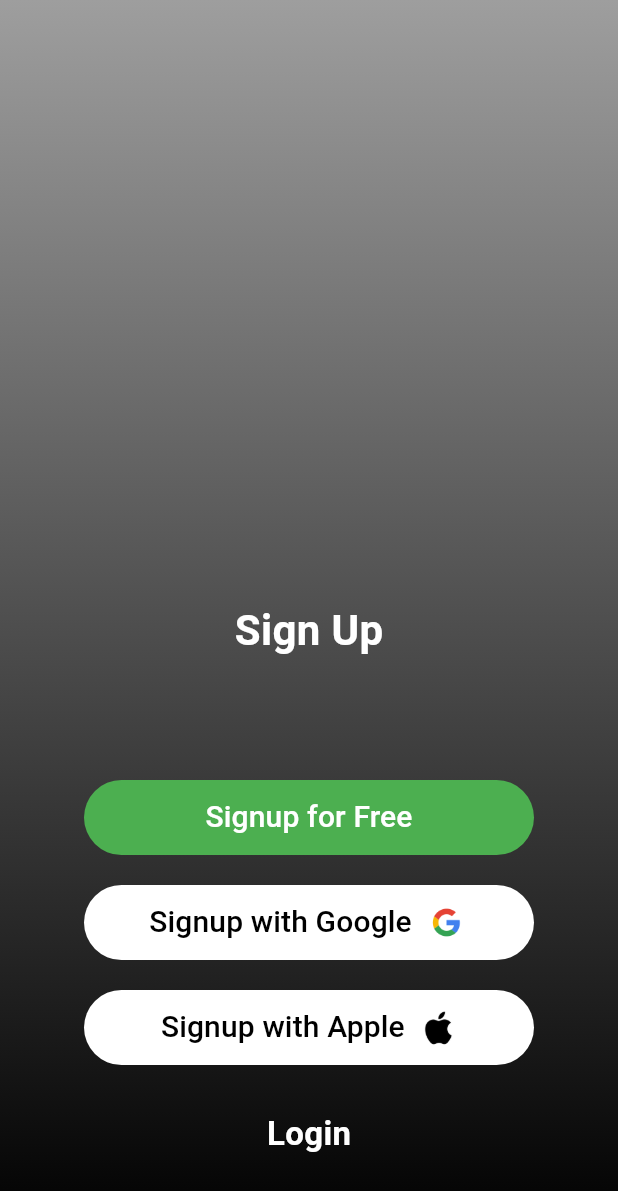
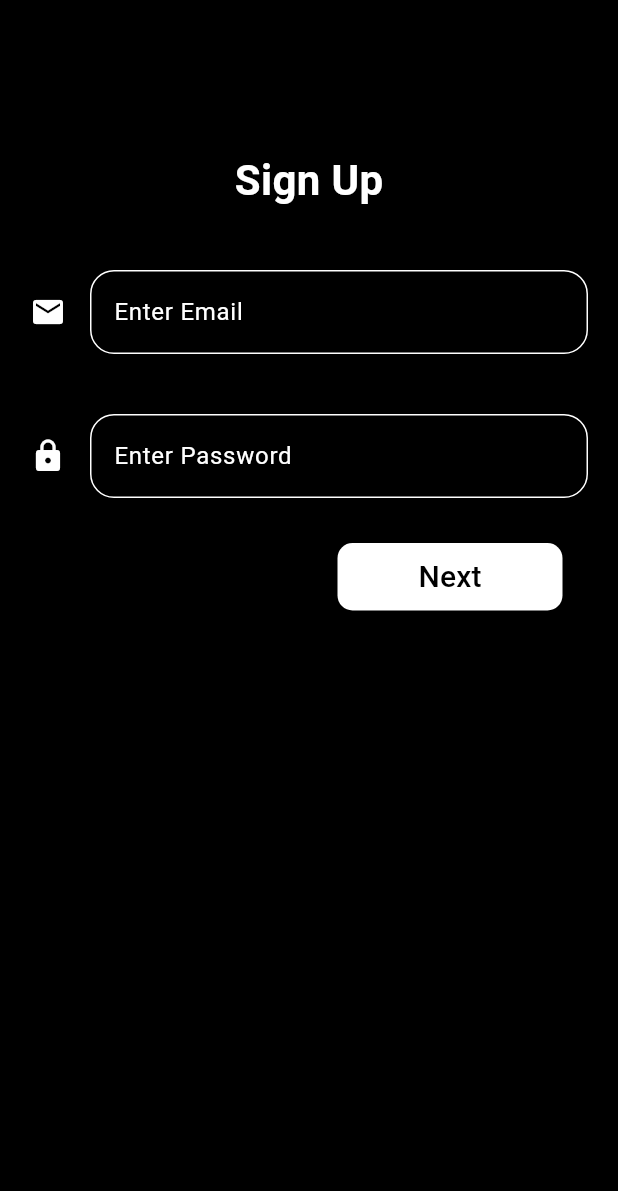
Before and after one commit to SalimRaza01/FlutterApp, a Flutter app: the screen it shows after launch, after a tap on "Signup for Free", on a phone screen of 412 x 824 dp. Shown: the top 1191 px of the screen. Run offline on Flutter 3.47's test engine with Material 3 defaults, Android fonts, the phone set to English and light mode, and no system bars.

Commit message:
new setup

```diff
--- /dev/null
+++ b/lib/AuthScreens/EmailSignup.dart
@@ -0,0 +1,144 @@
+// ignore_for_file: prefer_const_literals_to_create_immutables, prefer_const_constructors
+
+import 'package:flutter/material.dart';
+
+class EmailSignUp extends StatelessWidget {
+  const EmailSignUp({super.key});
+
+  @override
+  Widget build(BuildContext context) {
+    return Container(
+      decoration: const BoxDecoration(
+          gradient: LinearGradient(
+              begin: Alignment.topCenter,
+              end: Alignment.bottomCenter,
+              colors: [Colors.black, Colors.black])),
+      child: Scaffold(
+          backgroundColor: Colors.transparent,
+          body: Stack(alignment: Alignment.center, children: [
+            Container(
+                alignment: Alignment.center,
+                child: Column(
+                    mainAxisAlignment: MainAxisAlignment.start,
+                    // crossAxisAlignment: CrossAxisAlignment.center,
+                    children: [
+                      SizedBox(
+                        height: 100,
+                      ),
+                      Text(
+                        "Sign Up",
+                        style: TextStyle(
+                          fontWeight: FontWeight.bold,
+                          fontSize: 28,
+                          color: Colors.white,
+                        ),
+                      ),
+                      SizedBox(
+                        height: 40,
+                      ),
+                      Padding(
+                        padding: const EdgeInsets.only(right: 20, left: 20),
+                        child: TextFormField(
+                          // controller: TextEditingController(text: user.email),
+                          style: TextStyle(color: Colors.white),
+                          // onChanged: (value) {
+                          //   user.email = value;
+                          // },
+                          decoration: InputDecoration(
+                            icon: Icon(
+                              Icons.email,
+                              color: Colors.white,
+                            ),
+                            hintText: 'Enter Email',
+                            hintStyle: TextStyle(color: Colors.white),
+                            enabledBorder: OutlineInputBorder(
+                              borderRadius: BorderRadius.circular(16),
+                              borderSide: BorderSide(color: Colors.white),
+                            ),
+                            focusedBorder: OutlineInputBorder(
+                              borderRadius: BorderRadius.circular(16),
+                              borderSide: BorderSide(color: Colors.white),
+                            ),
+                            errorBorder: OutlineInputBorder(
+                              borderRadius: BorderRadius.circular(16),
+                              borderSide: BorderSide(color: Colors.red),
+                            ),
+                            focusedErrorBorder: OutlineInputBorder(
+                              borderRadius: BorderRadius.circular(16),
+                              borderSide: BorderSide(color: Colors.red),
+                            ),
+                          ),
+                        ),
+                      ),
+                      SizedBox(
+                        height: 40,
+                      ),
+                      Padding(
+                        padding: const EdgeInsets.only(right: 20, left: 20),
+                        child: TextFormField(
+                          // controller: TextEditingController(text: user.email),
+                          style: TextStyle(color: Colors.white),
+                          // onChanged: (value) {
+                          //   user.email = value;
+                          // },
+                          decoration: InputDecoration(
+                            icon: Icon(
+                              Icons.lock,
+                              color: Colors.white,
+                            ),
+                            hintText: 'Enter Password',
+                            hintStyle: TextStyle(color: Colors.white),
+                            enabledBorder: OutlineInputBorder(
+                              borderRadius: BorderRadius.circular(16),
+                              borderSide: BorderSide(color: Colors.white),
+                            ),
+                            focusedBorder: OutlineInputBorder(
+                              borderRadius: BorderRadius.circular(16),
+                              borderSide: BorderSide(color: Colors.white),
+                            ),
+                            errorBorder: OutlineInputBorder(
+                              borderRadius: BorderRadius.circular(16),
+                              borderSide: BorderSide(color: Colors.red),
+                            ),
+                            focusedErrorBorder: OutlineInputBorder(
+                              borderRadius: BorderRadius.circular(16),
+                              borderSide: BorderSide(color: Colors.red),
+                            ),
+                          ),
+                        ),
+                      ),
+                      SizedBox(
+                        height: 10,
+                      ),
+                      Padding(
+                        padding: EdgeInsets.fromLTRB(210, 20, 22, 0),
+                        child: Container(
+                          height: 45,
+                          width: 150,
+                          child: TextButton(
+                            style: TextButton.styleFrom(
+                              backgroundColor: Colors.white,
+                              shape: RoundedRectangleBorder(
+                                borderRadius: BorderRadius.circular(10),
+                              ),
+                            ),
+                            onPressed: () {
+                              // Navigator.push(
+                              //   context,
+                              //   MaterialPageRoute(
+                              //       builder: (context) => ),
+                              // );
+                            },
+                            child: Text(
+                              "Next",
+                              style:
+                                  TextStyle(color: Colors.black, fontSize: 20),
+                            ),
+                          ),
+                        ),
+                      ),
+                    ]))
+          ])),
+    );
+  }
+}
--- a/lib/Screens/newLogin.dart
+++ b/lib/AuthScreens/newLogin.dart
@@ -1,6 +1,7 @@
 // ignore_for_file: file_names, prefer_const_constructors, sized_box_for_whitespace
 
 import 'package:flutter/material.dart';
+import 'EmailSignup.dart';
 
 class NewLogin extends StatelessWidget {
   const NewLogin({super.key});
@@ -23,7 +24,7 @@ class NewLogin extends StatelessWidget {
                     // crossAxisAlignment: CrossAxisAlignment.center,
                     children: [
                       SizedBox(
-                        height: 400,
+                        height: 300,
                       ),
                       Text(
                         "Sign Up",
@@ -48,7 +49,13 @@ class NewLogin extends StatelessWidget {
                                 borderRadius: BorderRadius.circular(100),
                               ),
                             ),
-                            onPressed: () {},
+                            onPressed: () {
+                              Navigator.push(
+                                context,
+                                MaterialPageRoute(
+                                    builder: (context) => EmailSignUp()),
+                              );
+                            },
                             child: Text(
                               "Signup for Free",
                               style:
@@ -74,17 +81,17 @@ class NewLogin extends StatelessWidget {
                               //Row widget
                               mainAxisAlignment: MainAxisAlignment.center,
                               children: [
-                                Text(
-                                  "Signup with Google",
-                                  style: TextStyle(
-                                      color: Colors.black, fontSize: 20),
-                                ),
-                                SizedBox(width: 8),
                                 Image.asset(
                                   'assets/images/glogin.png',
                                   width: 30,
                                   height: 30,
                                   // fit: BoxFit.cover,
+                                ),
+                                SizedBox(width: 8),
+                                Text(
+                                  "Continue with Google",
+                                  style: TextStyle(
+                                      color: Colors.black, fontSize: 18),
                                 ),
                               ],
                             ),
@@ -109,17 +116,51 @@ class NewLogin extends StatelessWidget {
                               //Row widget
                               mainAxisAlignment: MainAxisAlignment.center,
                               children: [
-                                Text(
-                                  "Signup with Apple",
-                                  style: TextStyle(
-                                      color: Colors.black, fontSize: 20),
+                                Image.asset(
+                                  'assets/images/flogin.png',
+                                  width: 25,
+                                  height: 25,
+                                  // fit: BoxFit.cover,
                                 ),
                                 SizedBox(width: 10),
+                                Text(
+                                  "Continue with Facebook",
+                                  style: TextStyle(
+                                      color: Colors.black, fontSize: 18),
+                                ),
+                              ],
+                            ),
+                          ), //TextButton
+                        ), //Container
+                      ),
+                                            Padding(
+                        padding: EdgeInsets.fromLTRB(16, 20, 16, 0),
+                        child: Container(
+                          height: 50,
+                          width: 300,
+                          child: TextButton(
+                            style: TextButton.styleFrom(
+                              backgroundColor: Colors.white,
+                              shape: RoundedRectangleBorder(
+                                borderRadius: BorderRadius.circular(100),
+                              ),
+                            ),
+                            onPressed: () {},
+                            child: Row(
+                              //Row widget
+                              mainAxisAlignment: MainAxisAlignment.center,
+                              children: [
                                 Image.asset(
                                   'assets/images/alogin.png',
                                   width: 25,
                                   height: 25,
                                   // fit: BoxFit.cover,
+                                ),
+                                SizedBox(width: 10),
+                                Text(
+                                  "Continue with Apple",
+                                  style: TextStyle(
+                                      color: Colors.black, fontSize: 18),
                                 ),
                               ],
                             ),
--- a/lib/main.dart
+++ b/lib/main.dart
@@ -1,9 +1,7 @@
 import 'package:flutter/material.dart';
 import 'Screens/homeScreen.dart';
-import 'Screens/loginScreen.dart';
-import 'Screens/registerScreen.dart';
-import 'Screens/newLogin.dart';
-
+import 'AuthScreens/newLogin.dart';
+import 'AuthScreens/EmailSignup.dart';
 void main() {
   runApp(const MyApp());
 }
@@ -22,13 +20,9 @@ class MyApp extends StatelessWidget {
       debugShowCheckedModeBanner: false,
       // initialRoute: "/home",
       routes: {
-        // ignore: prefer_const_constructors
         "/": (context) => NewLogin(),
-        // ignore: prefer_const_constructors
         "/home": (context) => HomeScreen(),
-        "/login": (context) => LoginScreen(),
-        "/register": (context) => RegisterScreen(),
-        // "/newlogin": (context) => NewLogin(),
+        "/signupwithemail": (context) => EmailSignUp(),
       },
     );
   }
--- a/lib/user.dart
+++ /dev/null
@@ -1,5 +0,0 @@
-class User {
-  String email;
-  String password;
-  User(this.email, this.password);
-}
```
Also changed, not shown: lib/Screens/loginScreen.dart (deleted, +0 -241 lines), lib/Screens/registerScreen.dart (deleted, +0 -239 lines), lib/components/tasks.dart (deleted, +0 -15 lines), assets/images/NoTask.png (deleted), assets/images/flogin.png (added), assets/images/noReminder.png (deleted), assets/images/top.svg (deleted), flutter_01.png (deleted), flutter_02.png (deleted).
